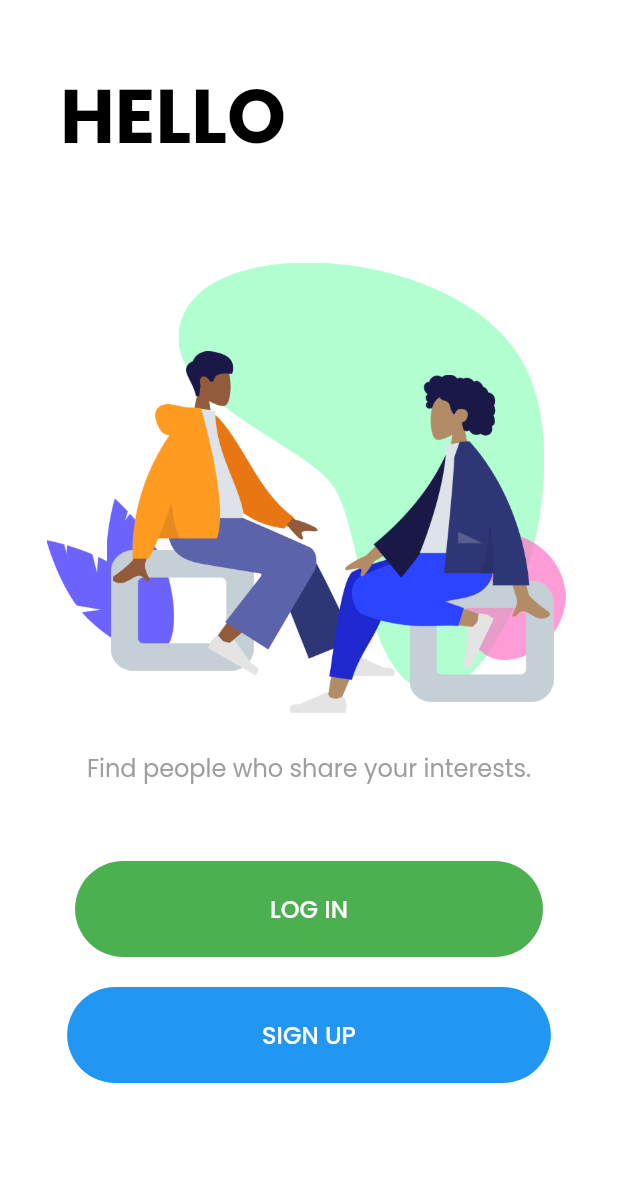
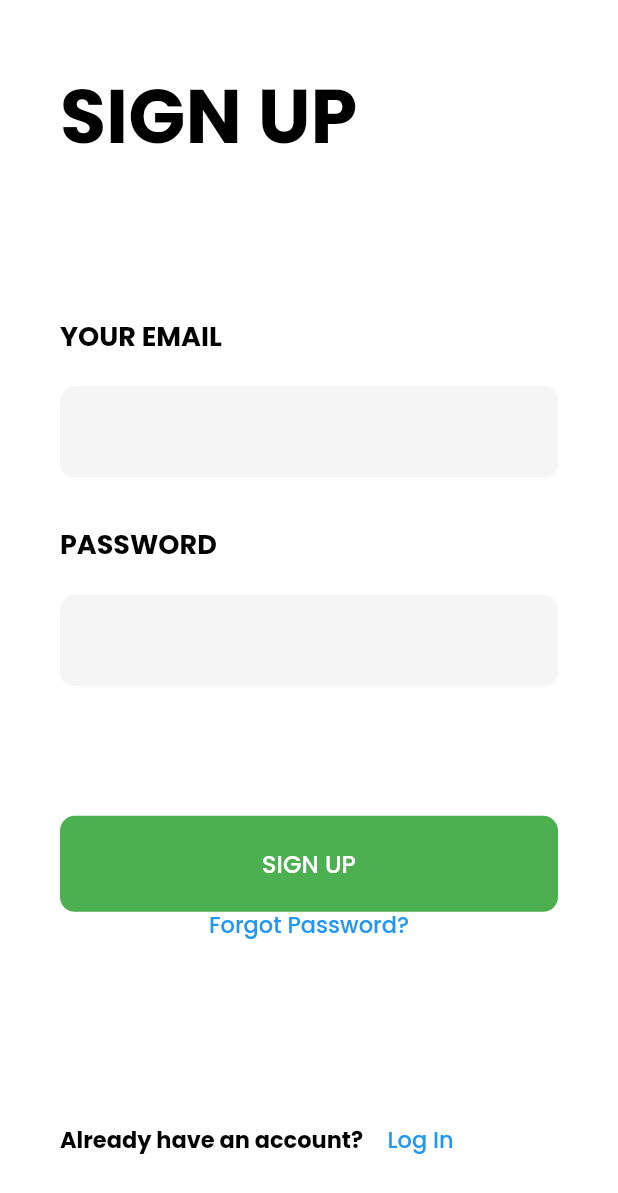
Before and after one commit to AbhiCh616/hobby_lobby_flutter, a Flutter app: the AuthenticationScreen screen opened directly, after a tap on "SIGN UP", on a phone screen of 412 x 824 dp. Shown: the top 1193 px of the screen. Run offline on Flutter 3.47's test engine with Material 2 defaults, Android fonts, the phone set to English and light mode, and no system bars; our stand-ins replace simple_animations, supercharged.

Commit message:
Sign up working

```diff
--- a/lib/components/MyFlatButton.dart
+++ /dev/null
@@ -1,45 +0,0 @@
-import 'package:flutter/material.dart';
-
-class MyFlatButton extends StatelessWidget {
-  final String text;
-  final double fontSize;
-  final double horizontalPadding;
-  final double verticalPadding;
-  final Color textColor;
-  final Color backgroundColor;
-  final double borderRadius;
-  final Function onClick;
-
-  MyFlatButton({
-    required this.text,
-    required this.fontSize,
-    required this.horizontalPadding,
-    required this.verticalPadding,
-    required this.textColor,
-    required this.backgroundColor,
-    required this.borderRadius,
-    required this.onClick,
-  });
-
-  @override
-  Widget build(BuildContext context) {
-    return TextButton(
-      onPressed: () => this.onClick(),
-      child: Text(
-        this.text,
-        style: TextStyle(fontSize: this.fontSize),
-      ),
-      style: TextButton.styleFrom(
-        padding: EdgeInsets.symmetric(
-          vertical: this.verticalPadding,
-          horizontal: this.horizontalPadding,
-        ),
-        backgroundColor: this.backgroundColor,
-        primary: this.textColor,
-        shape: RoundedRectangleBorder(
-          borderRadius: BorderRadius.circular(this.borderRadius),
-        ),
-      ),
-    );
-  }
-}
--- a/lib/components/authentication/AuthenticationScreen.dart
+++ b/lib/components/authentication/AuthenticationScreen.dart
@@ -1,7 +1,6 @@
 import 'package:flutter/cupertino.dart';
 import 'package:flutter/material.dart';
 import 'package:hobby_lobby_flutter/animations/FadeAnimation.dart';
-import 'package:hobby_lobby_flutter/components/MyFlatButton.dart';
 import 'package:hobby_lobby_flutter/components/authentication/LoginScreen.dart';
 import 'package:hobby_lobby_flutter/components/authentication/TwoPeopleSeating.dart';
 
@@ -12,9 +11,10 @@ class AuthenticationScreen extends StatelessWidget {
       backgroundColor: Colors.white,
       body: SafeArea(
         child: Column(
+          mainAxisAlignment: MainAxisAlignment.spaceBetween,
           children: [
             Padding(
-              padding: EdgeInsets.only(left: 40, top: 40),
+              padding: const EdgeInsets.only(top: 40, left: 40),
               child: Align(
                 alignment: Alignment.topLeft,
                 child: Text(
@@ -26,17 +26,15 @@ class AuthenticationScreen extends StatelessWidget {
                 ),
               ),
             ),
-            Padding(
-              padding: EdgeInsets.only(top: 60),
-              child: Hero(
+            Hero(
               tag: 'boot_illustration',
               child: SizedBox(
-                    width: 350, height: 320, child: TwoPeopleSeating()),
+                width: 350,
+                height: 320,
+                child: TwoPeopleSeating(),
               ),
             ),
-            Padding(
-              padding: EdgeInsets.only(top: 5),
-              child: FadeAnimation(
+            FadeAnimation(
               delay: 3,
               child: Text(
                 'Find people who share your interests.',
@@ -46,50 +44,81 @@ class AuthenticationScreen extends StatelessWidget {
                 ),
               ),
             ),
-            ),
-            Padding(
-              padding: EdgeInsets.only(top: 50),
-              child: FadeAnimation(
+            Container(
+              padding: EdgeInsets.only(left: 40, right: 40, bottom: 40),
+              constraints: BoxConstraints(maxWidth: 500),
+              child: Column(
+                children: [
+                  FadeAnimation(
                     delay: 1.1,
                     startY: 100,
+                    child: SizedBox(
+                      width: double.maxFinite,
                       child: Hero(
-                  tag: 'log_in_button',
-                  child: MyFlatButton(
-                    text: 'LOG IN',
-                    fontSize: 16,
-                    horizontalPadding: 130,
-                    verticalPadding: 20,
-                    textColor: Colors.white,
-                    backgroundColor: Colors.green,
-                    borderRadius: 40,
-                    onClick: () => Navigator.push(
+                        tag: 'LOG IN',
+                        child: TextButton(
+                          onPressed: () => Navigator.push(
                             context,
                             PageRouteBuilder(
                               transitionDuration: Duration(seconds: 2),
-                        pageBuilder: (_, __, ___) => LoginScreen(),
+                              pageBuilder: (_, __, ___) =>
+                                  LoginScreen('LOG IN'),
+                            ),
+                          ),
+                          child: Text(
+                            'LOG IN',
+                            style: TextStyle(
+                              fontSize: 16,
+                              color: Colors.white,
+                            ),
+                          ),
+                          style: TextButton.styleFrom(
+                            backgroundColor: Colors.green,
+                            padding: EdgeInsets.symmetric(vertical: 20),
+                            shape: RoundedRectangleBorder(
+                              borderRadius: BorderRadius.circular(40),
                             ),
                           ),
                         ),
                       ),
                     ),
                   ),
-            Padding(
-              padding: EdgeInsets.only(top: 20),
-              child: FadeAnimation(
-                delay: 1.2,
-                startY: 100,
-                child: MyFlatButton(
-                  text: 'SIGN UP',
-                  fontSize: 16,
-                  horizontalPadding: 130,
-                  verticalPadding: 20,
-                  textColor: Colors.white,
-                  backgroundColor: Colors.blue,
-                  borderRadius: 40,
-                  onClick: () {},
+                  SizedBox(
+                    width: double.maxFinite,
+                    child: Padding(
+                      padding: const EdgeInsets.only(top: 20),
+                      child: Hero(
+                        tag: 'SIGN UP',
+                        child: TextButton(
+                          onPressed: () => Navigator.push(
+                            context,
+                            PageRouteBuilder(
+                              transitionDuration: Duration(seconds: 2),
+                              pageBuilder: (_, __, ___) =>
+                                  LoginScreen('SIGN UP'),
                             ),
                           ),
-            )
+                          child: Text(
+                            'SIGN UP',
+                            style: TextStyle(
+                              fontSize: 16,
+                              color: Colors.white,
+                            ),
+                          ),
+                          style: TextButton.styleFrom(
+                            backgroundColor: Colors.blue,
+                            padding: EdgeInsets.symmetric(vertical: 20),
+                            shape: RoundedRectangleBorder(
+                              borderRadius: BorderRadius.circular(40),
+                            ),
+                          ),
+                        ),
+                      ),
+                    ),
+                  ),
+                ],
+              ),
+            ),
           ],
         ),
       ),
--- a/lib/components/authentication/LoginScreen.dart
+++ b/lib/components/authentication/LoginScreen.dart
@@ -2,6 +2,10 @@ import 'package:flutter/material.dart';
 import 'package:hobby_lobby_flutter/animations/FadeAnimation.dart';
 
 class LoginScreen extends StatelessWidget {
+  final String screenType;
+
+  LoginScreen(this.screenType);
+
   @override
   Widget build(BuildContext context) {
     return Scaffold(
@@ -14,7 +18,7 @@ class LoginScreen extends StatelessWidget {
             crossAxisAlignment: CrossAxisAlignment.start,
             children: [
               Text(
-                'LOG IN',
+                this.screenType,
                 style: TextStyle(
                   fontSize: 50,
                   color: Colors.black,
@@ -103,11 +107,11 @@ class LoginScreen extends StatelessWidget {
                           padding:
                               const EdgeInsets.only(top: 50.0, bottom: 20.0),
                           child: Hero(
-                            tag: 'log_in_button',
+                            tag: this.screenType,
                             child: TextButton(
                               onPressed: () {},
                               child: Text(
-                                'LOG IN',
+                                this.screenType,
                                 style: TextStyle(
                                   fontSize: 16,
                                   color: Colors.white,
@@ -148,7 +152,12 @@ class LoginScreen extends StatelessWidget {
                 child: Row(
                   children: [
                     Text(
-                      'Don\'t have an account?  ',
+                      (() {
+                        if (this.screenType == 'LOG IN') {
+                          return 'Don\'t have an account?  ';
+                        }
+                        return 'Already have an account?  ';
+                      })(),
                       style: TextStyle(
                         fontSize: 15,
                         color: Colors.black,
@@ -156,9 +165,25 @@ class LoginScreen extends StatelessWidget {
                       ),
                     ),
                     TextButton(
-                      onPressed: () {},
+                      onPressed: () => {
+                        Navigator.pushReplacement(
+                          context,
+                          PageRouteBuilder(
+                            transitionDuration: Duration(seconds: 2),
+                            pageBuilder: (_, __, ___) => LoginScreen(() {
+                              if (this.screenType == 'LOG IN') return 'SIGN UP';
+                              return 'LOG IN';
+                            }()),
+                          ),
+                        )
+                      },
                       child: Text(
-                        'Sign Up',
+                        (() {
+                          if (this.screenType == 'LOG IN') {
+                            return "Sign Up";
+                          }
+                          return "Log In";
+                        })(),
                         style: TextStyle(
                           fontSize: 15,
                         ),
```
Lines whose indentation alone changed are shown as unchanged.
